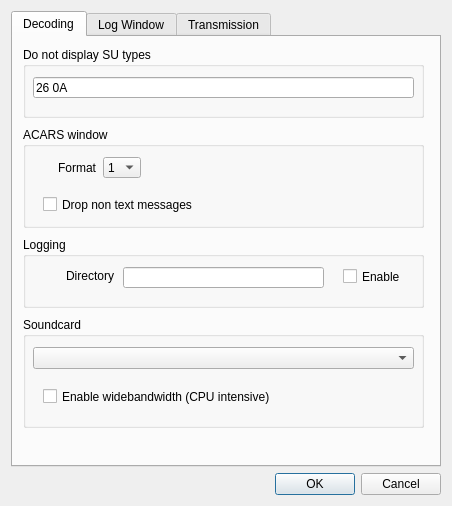
Qt form JAERO/gui_classes/settingsdialog.ui (jontio/JAERO) before a commit.
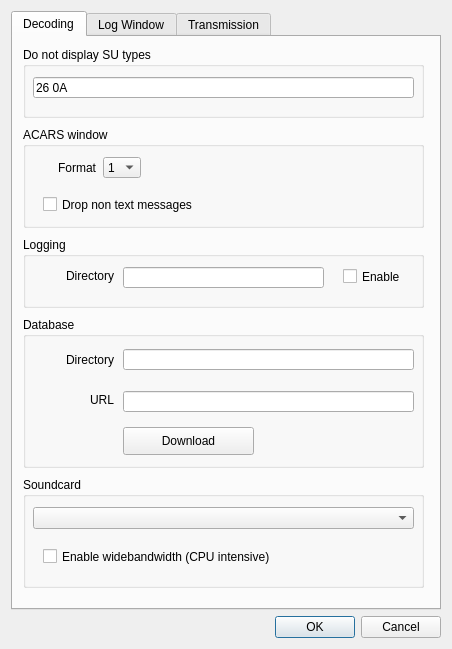
The same form after that commit. Icons and pictures are not drawn.

Commit message: addd database pane, database download button, reg and aes for url subs.

```diff
--- a/JAERO/gui_classes/settingsdialog.ui
+++ b/JAERO/gui_classes/settingsdialog.ui
@@ -7,7 +7,7 @@
     <x>0</x>
     <y>0</y>
     <width>452</width>
-    <height>506</height>
+    <height>649</height>
    </rect>
   </property>
   <property name="windowTitle">
@@ -144,7 +144,7 @@
        <property name="geometry">
         <rect>
          <x>10</x>
-         <y>280</y>
+         <y>440</y>
          <width>401</width>
          <height>111</height>
         </rect>
@@ -240,6 +240,118 @@
         </property>
        </widget>
       </widget>
+      <widget class="QGroupBox" name="groupBox_7">
+       <property name="geometry">
+        <rect>
+         <x>10</x>
+         <y>280</y>
+         <width>401</width>
+         <height>151</height>
+        </rect>
+       </property>
+       <property name="title">
+        <string>Database</string>
+       </property>
+       <widget class="QLineEdit" name="lineEditplanesfolder">
+        <property name="geometry">
+         <rect>
+          <x>100</x>
+          <y>32</y>
+          <width>291</width>
+          <height>21</height>
+         </rect>
+        </property>
+        <property name="toolTip">
+         <string>&lt;html&gt;&lt;head/&gt;&lt;body&gt;&lt;p&gt;Planes images are stored as {AES}.png or {AES}.jpg and database as aircrafts_dump.csv in this folder.&lt;/p&gt;&lt;/body&gt;&lt;/html&gt;</string>
+        </property>
+       </widget>
+       <widget class="QLabel" name="label_10">
+        <property name="geometry">
+         <rect>
+          <x>10</x>
+          <y>30</y>
+          <width>81</width>
+          <height>25</height>
+         </rect>
+        </property>
+        <property name="minimumSize">
+         <size>
+          <width>0</width>
+          <height>25</height>
+         </size>
+        </property>
+        <property name="maximumSize">
+         <size>
+          <width>16777215</width>
+          <height>25</height>
+         </size>
+        </property>
+        <property name="text">
+         <string>Directory</string>
+        </property>
+        <property name="alignment">
+         <set>Qt::AlignRight|Qt::AlignTrailing|Qt::AlignVCenter</set>
+        </property>
+       </widget>
+       <widget class="QLineEdit" name="lineEditDBURL">
+        <property name="geometry">
+         <rect>
+          <x>100</x>
+          <y>74</y>
+          <width>291</width>
+          <height>21</height>
+         </rect>
+        </property>
+        <property name="toolTip">
+         <string>&lt;html&gt;&lt;head/&gt;&lt;body&gt;&lt;p&gt;URL where to download the latest database file dump in CSV format.&lt;/p&gt;&lt;/body&gt;&lt;/html&gt;</string>
+        </property>
+       </widget>
+       <widget class="QLabel" name="label_11">
+        <property name="geometry">
+         <rect>
+          <x>10</x>
+          <y>70</y>
+          <width>81</width>
+          <height>25</height>
+         </rect>
+        </property>
+        <property name="minimumSize">
+         <size>
+          <width>0</width>
+          <height>25</height>
+         </size>
+        </property>
+        <property name="maximumSize">
+         <size>
+          <width>16777215</width>
+          <height>25</height>
+         </size>
+        </property>
+        <property name="text">
+         <string>URL</string>
+        </property>
+        <property name="alignment">
+         <set>Qt::AlignRight|Qt::AlignTrailing|Qt::AlignVCenter</set>
+        </property>
+       </widget>
+       <widget class="QPushButton" name="pushButtonDownloadDB">
+        <property name="geometry">
+         <rect>
+          <x>100</x>
+          <y>110</y>
+          <width>131</width>
+          <height>28</height>
+         </rect>
+        </property>
+        <property name="text">
+         <string>Download</string>
+        </property>
+        <property name="icon">
+         <iconset resource="../jaero.qrc">
+          <normaloff>:/images/globe.svg</normaloff>:/images/globe.svg</iconset>
+        </property>
+       </widget>
+      </widget>
      </widget>
      <widget class="QWidget" name="logwindowsettings">
       <attribute name="title">
@@ -274,32 +386,6 @@
         <string>Plane lookup</string>
        </property>
       </widget>
-      <widget class="QLineEdit" name="lineEditplanesfolder">
-       <property name="geometry">
-        <rect>
-         <x>120</x>
-         <y>60</y>
-         <width>291</width>
-         <height>21</height>
-        </rect>
-       </property>
-       <property name="toolTip">
-        <string>Planes images are stored as {AES}.png or {AES}.jpg and database as aircrafts_dump.csv in this folder.</string>
-       </property>
-      </widget>
-      <widget class="QLabel" name="label_6">
-       <property name="geometry">
-        <rect>
-         <x>10</x>
-         <y>60</y>
-         <width>101</width>
-         <height>16</height>
-        </rect>
-       </property>
-       <property name="text">
-        <string>Plane folder</string>
-       </property>
-      </widget>
      </widget>
      <widget class="QWidget" name="Transmission">
       <attribute name="title">
```
Left out of the diff: 6 changed lines with no effect on the pictures. The commit also changes 11 other files.
